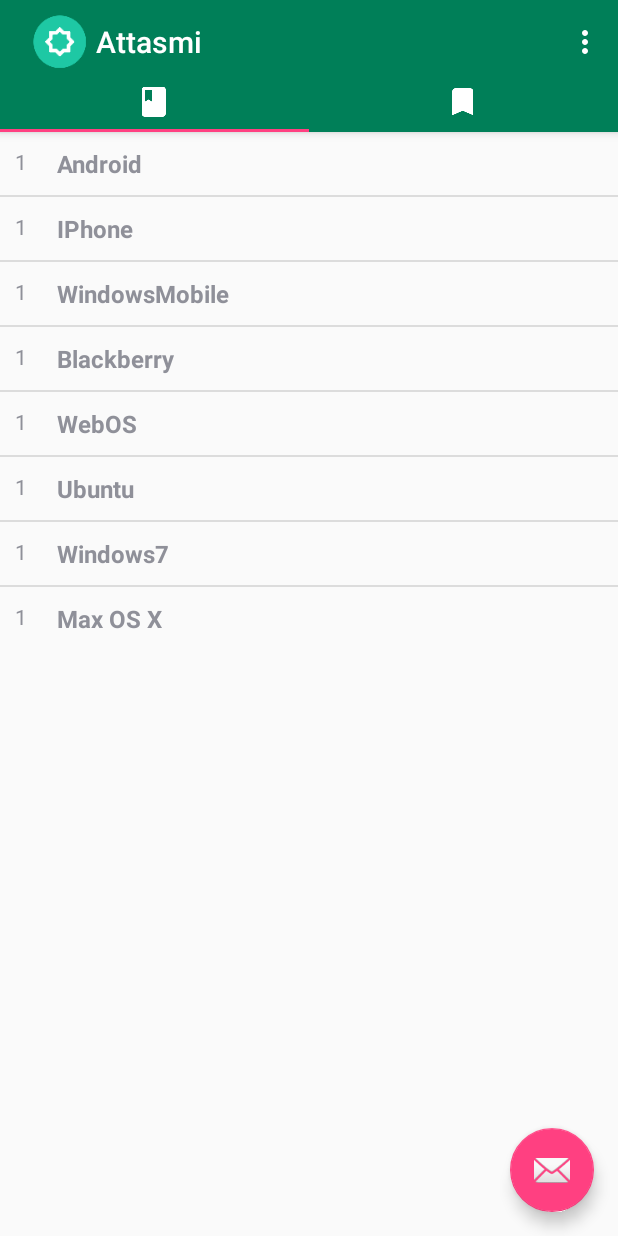
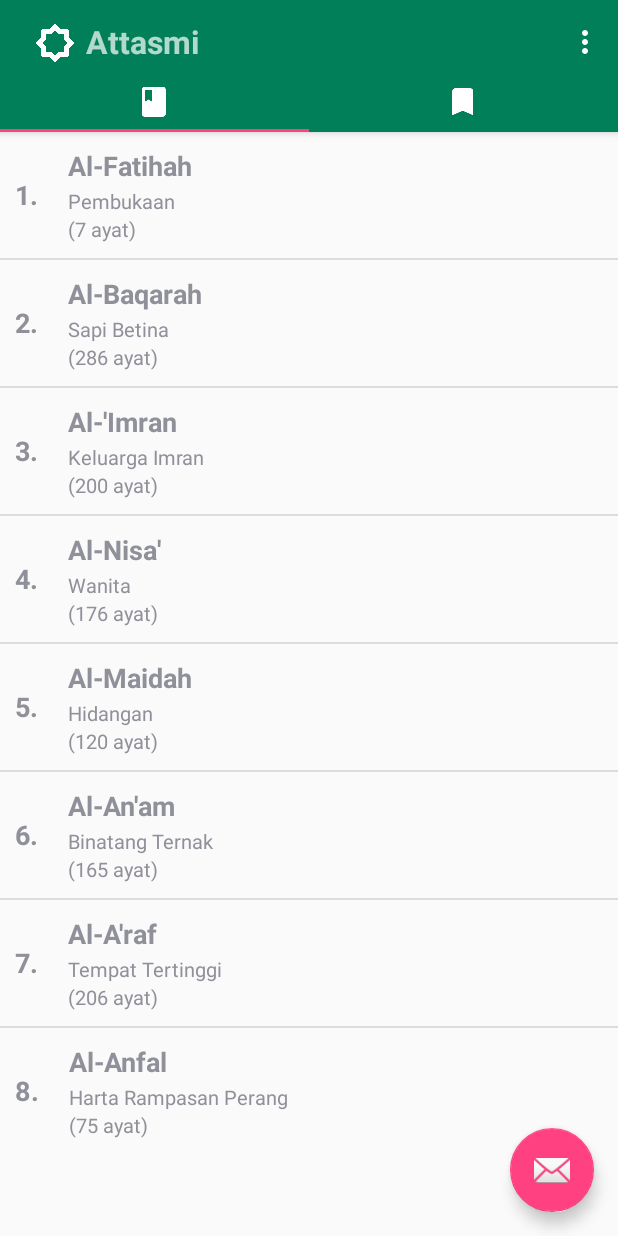
Before and after one commit to faldyif/attasmi, an Android app: the screen it shows after launch (HomeActivity), on a phone screen of 412 x 824 dp. Run offline under Robolectric (Android 15) with nearby library versions, the phone set to English and light mode, and no system bars.

Commit message:
[ADD] Implement surah listview

```diff
--- a/app/src/main/java/id/preklit/attasmi/HomeActivity.java
+++ b/app/src/main/java/id/preklit/attasmi/HomeActivity.java
@@ -59,8 +59,8 @@
         tabLayout.getTabAt(0).setIcon(R.drawable.ic_book_white_24dp);
         tabLayout.getTabAt(1).setIcon(R.drawable.ic_bookmark_white_24dp);
 
-        getSupportActionBar().setIcon(R.mipmap.ic_launcher);
-//        getSupportActionBar().setDisplayShowTitleEnabled(false); //optional
+//        getSupportActionBar().setIcon(R.drawable.logo_white);
+        getSupportActionBar().setDisplayShowTitleEnabled(false); //optional
 
         FloatingActionButton fab = (FloatingActionButton) findViewById(R.id.fab);
         fab.setOnClickListener(new View.OnClickListener() {
--- a/app/src/main/java/id/preklit/attasmi/Surah.java
+++ b/app/src/main/java/id/preklit/attasmi/Surah.java
@@ -7,22 +7,44 @@
  */
 
 public class Surah {
-    private Verse[] verse;
+    // TODO : Uncomment the sample data model
+//    private Verse[] verse;
+//    private String name;
+//    private String translation;
+//
+//    public Surah(Verse[] verse, String name, String translation) {
+//        this.verse = verse;
+//        this.name = name;
+//        this.translation = translation;
+//    }
+//
+//    public Integer getSumVerse(){
+//        return Array.getLength(verse);
+//    }
+//
+//    public Verse[] getVerse() {
+//        return verse;
+//    }
+//
+//    public String getName() {
+//        return name;
+//    }
+//
+//    public String getTranslation() {
+//        return translation;
+//    }
+    private Integer verseCount;
     private String name;
     private String translation;
 
-    public Surah(Verse[] verse, String name, String translation) {
-        this.verse = verse;
+    public Surah(String name, String translation, Integer verseCount) {
+        this.verseCount = verseCount;
         this.name = name;
         this.translation = translation;
     }
 
     public Integer getSumVerse(){
-        return Array.getLength(verse);
-    }
-
-    public Verse[] getVerse() {
-        return verse;
+        return verseCount;
     }
 
     public String getName() {
--- /dev/null
+++ b/app/src/main/java/id/preklit/attasmi/SurahAdapter.java
@@ -0,0 +1,80 @@
+package id.preklit.attasmi;
+
+import android.content.Context;
+import android.support.annotation.NonNull;
+import android.view.LayoutInflater;
+import android.view.View;
+import android.view.ViewGroup;
+import android.view.animation.Animation;
+import android.view.animation.AnimationUtils;
+import android.widget.ArrayAdapter;
+import android.widget.TextView;
+import android.widget.Toast;
+
+import java.util.ArrayList;
+import java.util.List;
+
+/**
+ * Created by Faldy on 10/02/2017.
+ */
+
+public class SurahAdapter extends ArrayAdapter<Surah> implements View.OnClickListener {
+
+    private ArrayList<Surah> dataSet;
+    Context mContext;
+
+    private static class ViewHolder {
+        TextView surahNumber;
+        TextView surahName;
+        TextView surahTranslation;
+        TextView surahVersesCount;
+    }
+
+    public SurahAdapter(ArrayList<Surah> data, Context context) {
+        super(context, R.layout.activity_listview_surah, data);
+        this.dataSet = data;
+        this.mContext = context;
+    }
+
+    @Override
+    public void onClick(View v) {
+        Toast.makeText(mContext, "KeKlik di " + v.getTag().toString(), Toast.LENGTH_SHORT).show();
+    }
+
+
+    @Override
+    public View getView(int position, View convertView, ViewGroup parent) {
+        // Get the data item for this position
+        Surah surah = getItem(position);
+        // Check if an existing view is being reused, otherwise inflate the view
+        ViewHolder viewHolder; // view lookup cache stored in tag
+
+        final View result;
+
+        if (convertView == null) {
+
+            viewHolder = new ViewHolder();
+            LayoutInflater inflater = LayoutInflater.from(getContext());
+            convertView = inflater.inflate(R.layout.activity_listview_surah, parent, false);
+            viewHolder.surahNumber = (TextView) convertView.findViewById(R.id.surah_number);
+            viewHolder.surahName = (TextView) convertView.findViewById(R.id.label);
+            viewHolder.surahTranslation = (TextView) convertView.findViewById(R.id.translation);
+            viewHolder.surahVersesCount = (TextView) convertView.findViewById(R.id.verse_count);
+
+            result = convertView;
+
+            convertView.setTag(viewHolder);
+        } else {
+            viewHolder = (ViewHolder) convertView.getTag();
+            result = convertView;
+        }
+
+        viewHolder.surahNumber.setText(position+1 + ".");
+        viewHolder.surahName.setText(surah.getName());
+        viewHolder.surahTranslation.setText(surah.getTranslation());
+        viewHolder.surahVersesCount.setText("(" + surah.getSumVerse().toString() + " ayat)");
+        // Return the completed view to render on screen
+        return convertView;
+//        return super.getView(position, convertView, parent);
+    }
+}
--- a/app/src/main/java/id/preklit/attasmi/SurahListFragment.java
+++ b/app/src/main/java/id/preklit/attasmi/SurahListFragment.java
@@ -9,6 +9,8 @@
 import android.view.ViewGroup;
 import android.widget.ArrayAdapter;
 import android.widget.ListView;
+
+import java.util.ArrayList;
 
 
 /**
@@ -29,8 +31,12 @@
     private String mParam1;
     private String mParam2;
 
-    String[] surahNames = {"Android","IPhone","WindowsMobile","Blackberry",
+    String[] surahNames = {"Al-Fatihah","Al-Baqarah","Al-'Imran","An-Nisa",
+            "Al-Ma'idah","Al-An'am","Al-A'raf","Al-Anfal"};
+    String[] surahTranslations = {"Android","IPhone","WindowsMobile","Blackberry",
             "WebOS","Ubuntu","Windows7","Max OS X"};
+    Integer[] surahVersesCount = {7, 286, 200, 176, 120, 165, 206, 75};
+    ArrayList<Surah> surahs;
 
     private OnFragmentInteractionListener mListener;
 
@@ -71,7 +77,18 @@
         // Inflate the layout for this fragment
         View view = inflater.inflate(R.layout.fragment_surah_list, container, false);
 
-        ArrayAdapter adapter = new ArrayAdapter<String>(getActivity().getApplicationContext(), R.layout.activity_listview_surah, R.id.label, surahNames);
+        surahs = new ArrayList<>();
+
+        surahs.add(new Surah("Al-Fatihah", "Pembukaan", 7));
+        surahs.add(new Surah("Al-Baqarah", "Sapi Betina", 286));
+        surahs.add(new Surah("Al-'Imran", "Keluarga Imran", 200));
+        surahs.add(new Surah("Al-Nisa'", "Wanita", 176));
+        surahs.add(new Surah("Al-Maidah", "Hidangan", 120));
+        surahs.add(new Surah("Al-An'am", "Binatang Ternak", 165));
+        surahs.add(new Surah("Al-A'raf", "Tempat Tertinggi", 206));
+        surahs.add(new Surah("Al-Anfal", "Harta Rampasan Perang", 75));
+
+        SurahAdapter adapter = new SurahAdapter(surahs, getActivity().getApplicationContext());
 
         ListView listView = (ListView) view.findViewById(R.id.surah_list);
         listView.setAdapter(adapter);
--- a/app/src/main/res/layout/activity_home.xml
+++ b/app/src/main/res/layout/activity_home.xml
@@ -27,6 +27,23 @@
                 app:layout_scrollFlags="scroll|enterAlways"
                 app:popupTheme="@style/AppTheme.PopupOverlay">
 
+                <ImageView
+                    android:id="@+id/yourlogo"
+                    android:layout_width="41dp"
+                    android:layout_height="41dp"
+                    android:src="@drawable/logo_white"
+                    android:padding="8dp"
+                    android:layout_gravity="left"/>
+
+                <TextView
+                    android:paddingTop="5dp"
+                    android:paddingBottom="5dp"
+                    android:textStyle="bold"
+                    android:text="Attasmi"
+                    android:textSize="21dp"
+                    android:layout_width="wrap_content"
+                    android:layout_height="41dp" />
+
             </android.support.v7.widget.Toolbar>
 
             <android.support.design.widget.TabLayout
--- a/app/src/main/res/layout/activity_listview_surah.xml
+++ b/app/src/main/res/layout/activity_listview_surah.xml
@@ -3,21 +3,47 @@
 <LinearLayout xmlns:android="http://schemas.android.com/apk/res/android"
     android:orientation="horizontal"
     android:layout_width="match_parent"
-    android:layout_height="match_parent">
+    android:layout_height="wrap_content">
 
     <TextView
         android:id="@+id/surah_number"
-        android:text="1"
-        android:padding="10dip"
+        android:text="14"
+        android:padding="10dp"
+        android:textSize="18dp"
+        android:textStyle="bold"
+        android:layout_gravity="center"
         android:layout_width="wrap_content"
-        android:layout_height="match_parent" />
-    <TextView
-        android:id="@+id/label"
+        android:layout_height="wrap_content" />
+
+    <LinearLayout
+        android:orientation="vertical"
+        android:padding="10dp"
         android:layout_width="wrap_content"
-        android:layout_height="match_parent"
-        android:padding="10dip"
-        android:textSize="16dip"
-        android:text="Test"
-        android:textStyle="bold" />
+        android:layout_height="wrap_content">
+
+        <TextView
+            android:id="@+id/label"
+            android:layout_width="wrap_content"
+            android:layout_height="wrap_content"
+            android:textStyle="bold"
+            android:paddingBottom="2dp"
+            android:textSize="18dp"
+            android:text="Test" />
+
+        <TextView
+            android:id="@+id/translation"
+            android:layout_width="wrap_content"
+            android:layout_height="wrap_content"
+            android:textSize="13dp"
+            android:text="Hari Kiamat" />
+
+        <TextView
+            android:id="@+id/verse_count"
+            android:layout_width="wrap_content"
+            android:layout_height="wrap_content"
+            android:textSize="13dp"
+            android:text="(52 ayat)" />
+
+    </LinearLayout>
 
 </LinearLayout>
--- a/app/src/main/res/layout/fragment_surah_list.xml
+++ b/app/src/main/res/layout/fragment_surah_list.xml
@@ -2,6 +2,7 @@
     xmlns:tools="http://schemas.android.com/tools"
     android:layout_width="match_parent"
     android:layout_height="match_parent"
+    android:paddingBottom="@dimen/appbar_padding_top"
     tools:context="id.preklit.attasmi.SurahListFragment">
 
     <ListView
```
Also changed, not shown: app/src/main/res/drawable-hdpi/logo_white.png (added), app/src/main/res/drawable-mdpi/logo_white.png (added), app/src/main/res/drawable-xhdpi/logo_white.png (added), app/src/main/res/drawable-xxhdpi/logo_white.png (added), app/src/main/res/drawable-xxxhdpi/logo_white.png (added).
